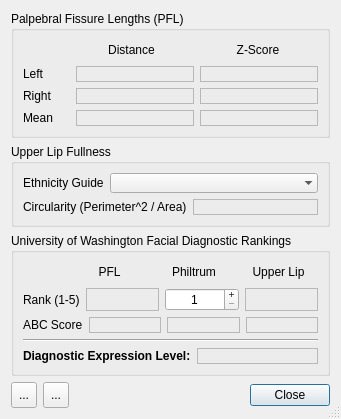
Old version of the form plugins/FASD/forms/FASDDialog.ui in the repository frontiersi/Cliniface.
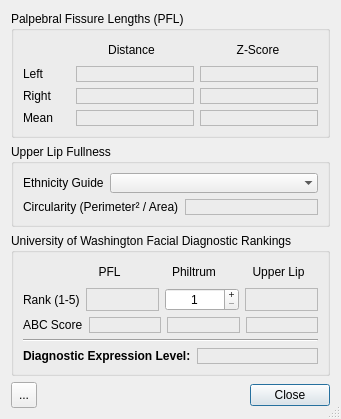
New version of the form. Icons and pictures are not drawn.

Patch:
```diff
--- a/plugins/FASD/forms/FASDDialog.ui
+++ b/plugins/FASD/forms/FASDDialog.ui
@@ -228,7 +228,7 @@
         <item>
          <widget class="QLabel" name="label_14">
           <property name="text">
-           <string>Circularity (Perimeter^2 / Area)</string>
+           <string>Circularity (Perimeter² / Area)</string>
           </property>
          </widget>
         </item>
@@ -495,39 +495,8 @@
         </size>
        </property>
       </widget>
-     </item>
-     <item>
-      <widget class="QToolButton" name="reportButton">
-       <property name="minimumSize">
-        <size>
-         <width>26</width>
-         <height>26</height>
-        </size>
-       </property>
-       <property name="maximumSize">
-        <size>
-         <width>26</width>
-         <height>26</height>
-        </size>
-       </property>
-       <property name="toolTip">
-        <string>Generate the FASD Facial Diagnostics report</string>
-       </property>
-       <property name="text">
-        <string>...</string>
-       </property>
-       <property name="icon">
-        <iconset resource="../resources.qrc">
-         <normaloff>:/icons/PDF</normaloff>:/icons/PDF</iconset>
-       </property>
-       <property name="iconSize">
-        <size>
-         <width>26</width>
-         <height>26</height>
-        </size>
-       </property>
-      </widget>
-     </item>
+  </item>
+
      <item>
       <widget class="QDialogButtonBox" name="buttonBox">
        <property name="sizePolicy">
```
